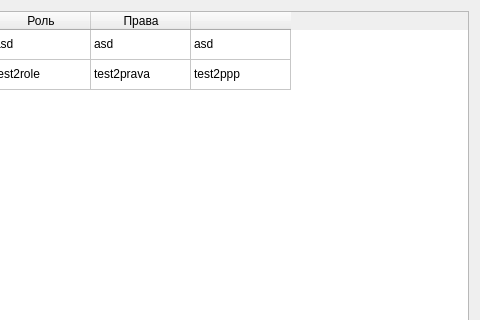
First picture: the form in gui/admining.ui, repository Lilostich/CDC, before the edit; both pictures show x 132 to 612 and y 0 to 320 of the 612 by 487 pixel window.
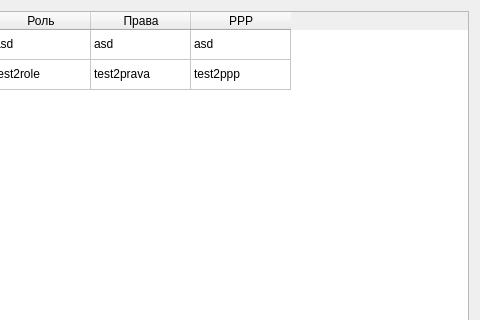
Second picture: the form after the edit.

```diff
--- a/gui/admining.ui
+++ b/gui/admining.ui
@@ -49,7 +49,7 @@
      </column>
      <column>
       <property name="text">
-       <string/>
+       <string>PPP</string>
       </property>
      </column>
      <item row="0" column="0">
```
